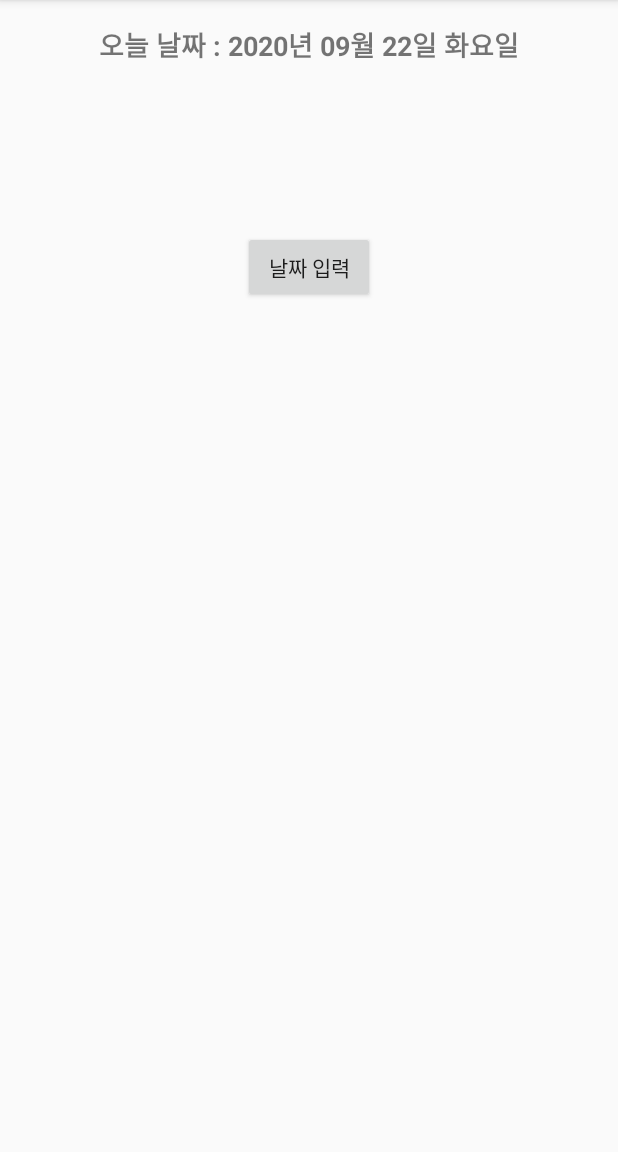
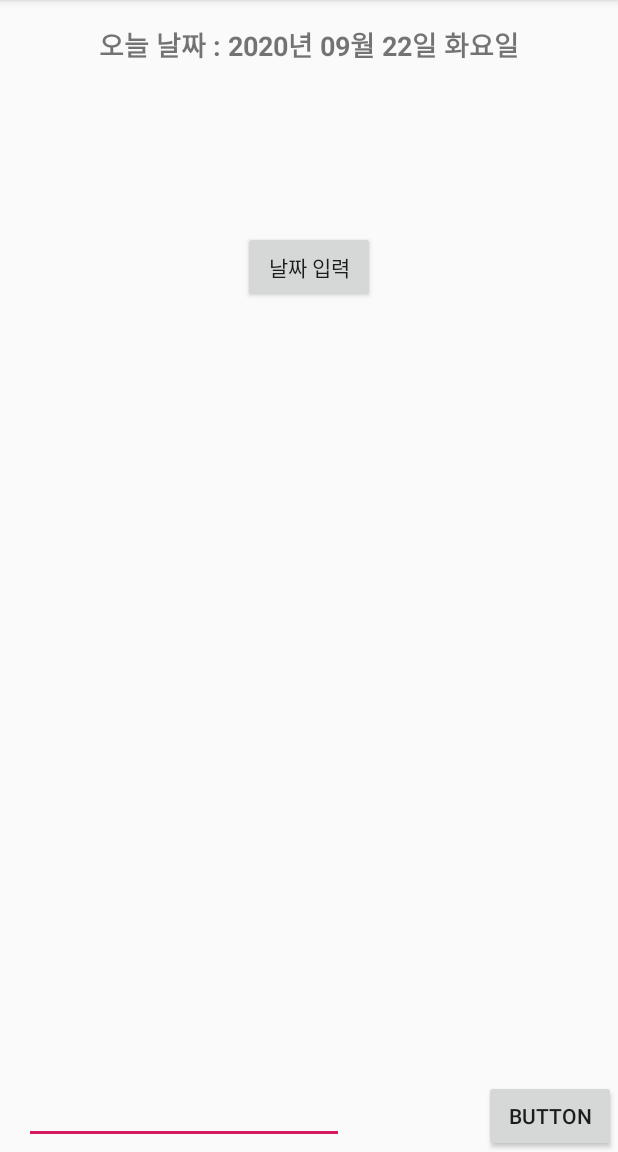
Before and after one commit to replay9902/HowMuchUse, an Android app: the screen it shows after launch (MainActivity), on a phone screen of 412 x 824 dp, the part 84-1236 px from its top. Run offline under Robolectric (Android 15) with nearby library versions, the phone set to English and light mode, and no system bars.

Commit message:
budget save

```diff
--- a/app/src/main/java/com/example/howmuchuse/MainActivity.java
+++ b/app/src/main/java/com/example/howmuchuse/MainActivity.java
@@ -3,12 +3,16 @@ package com.example.howmuchuse;
 import androidx.annotation.NonNull;
 import androidx.appcompat.app.AppCompatActivity;
 
+import android.app.Activity;
 import android.app.DatePickerDialog;
+import android.content.SharedPreferences;
 import android.os.Bundle;
 import android.util.Log;
 import android.view.View;
+import android.widget.Button;
 import android.widget.CalendarView;
 import android.widget.DatePicker;
+import android.widget.EditText;
 import android.widget.TextView;
 
 import java.text.SimpleDateFormat;
@@ -29,6 +33,8 @@ public class MainActivity extends AppCompatActivity
     private TextView mTvResult;
     private TextView tvToday;
     private TextView tvDate;
+    private EditText budgetET;
+    private Button budgetBtn;
 
     // DatePicker 에서 날짜 선택 시 호출
     private DatePickerDialog.OnDateSetListener mDateSetListener = new DatePickerDialog.OnDateSetListener() {
@@ -60,6 +66,13 @@ public class MainActivity extends AppCompatActivity
         // D-day 보여주기
         mTvResult = findViewById(R.id.tv_result);
 
+        //예산 등록 버튼
+        budgetBtn = findViewById(R.id.budget_btn);
+        budgetET = findViewById(R.id.budget_et);
+        String budget = null;
+        final SharedPreferences sp = getSharedPreferences("myfile", Activity.MODE_PRIVATE);
+        budget = sp.getString("budget","");
+        budgetET.setText(budget);
 
         // Input date click 시 date picker 호출
         View.OnClickListener clickListener = new View.OnClickListener() {
@@ -74,6 +87,17 @@ public class MainActivity extends AppCompatActivity
             }
         };
         findViewById(R.id.btn_input_date).setOnClickListener(clickListener);
+
+        budgetBtn.setOnClickListener(new View.OnClickListener() {
+            @Override
+            public void onClick(View view) {
+                String value = budgetET.getText().toString();
+
+                SharedPreferences.Editor editor = sp.edit();
+                editor.putString("budget", value);
+                editor.commit();
+            }
+        });
     }
 
     /**
--- a/app/src/main/res/layout/activity_main.xml
+++ b/app/src/main/res/layout/activity_main.xml
@@ -55,4 +55,26 @@
         app:layout_constraintTop_toBottomOf="@id/btn_input_date"
         tools:text="D-day" />
 
+    <Button
+        android:id="@+id/budget_btn"
+        android:layout_width="wrap_content"
+        android:layout_height="wrap_content"
+        android:layout_marginEnd="1dp"
+        android:layout_marginRight="1dp"
+        android:text="Button"
+        app:layout_constraintBottom_toBottomOf="parent"
+        app:layout_constraintEnd_toEndOf="parent" />
+
+    <EditText
+        android:id="@+id/budget_et"
+        android:layout_width="wrap_content"
+        android:layout_height="wrap_content"
+        android:layout_marginStart="16dp"
+        android:layout_marginLeft="16dp"
+        android:layout_marginBottom="5dp"
+        android:ems="10"
+        android:inputType="number"
+        app:layout_constraintBottom_toBottomOf="parent"
+        app:layout_constraintStart_toStartOf="parent" />
+
 </androidx.constraintlayout.widget.ConstraintLayout>
```
